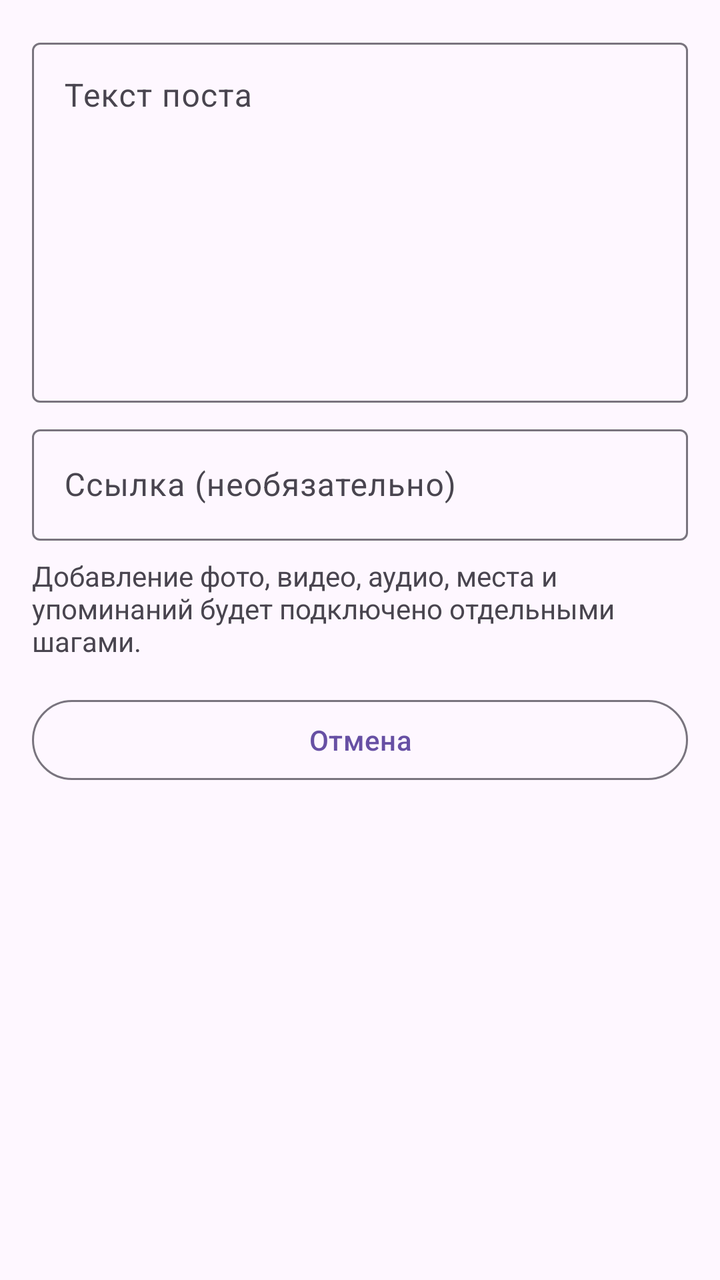
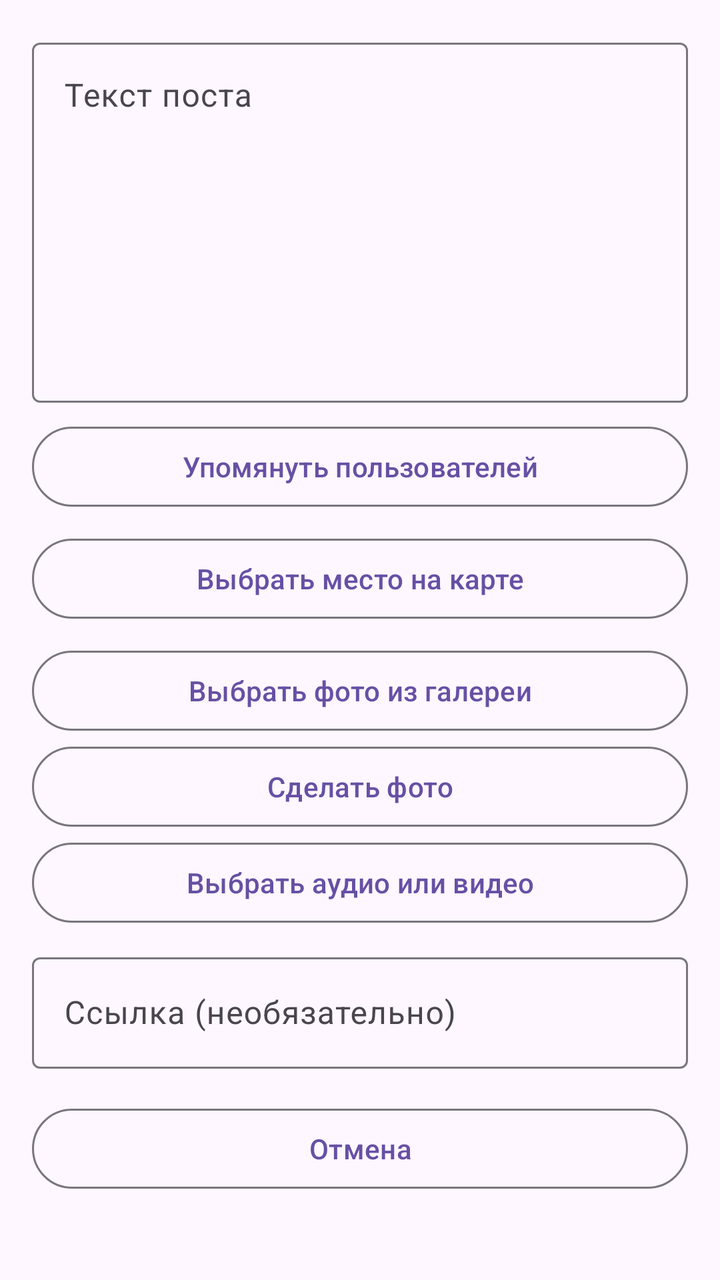

An Android layout rendered at two revisions. The XML below is the earlier revision; the diff shows what the commit changed to produce the second picture.
<!-- AndroidManifest.xml: application theme Theme.NeWork -->
<!-- res/layout/screen_create_post.xml -->
<?xml version="1.0" encoding="utf-8"?>
<ScrollView xmlns:android="http://schemas.android.com/apk/res/android"
    xmlns:app="http://schemas.android.com/apk/res-auto"
    android:layout_width="match_parent"
    android:layout_height="match_parent"
    android:fillViewport="true">

    <LinearLayout
        android:layout_width="match_parent"
        android:layout_height="wrap_content"
        android:orientation="vertical"
        android:padding="16dp">

        <com.google.android.material.textfield.TextInputLayout
            android:id="@+id/content_layout"
            android:layout_width="match_parent"
            android:layout_height="wrap_content"
            android:hint="@string/post_content_hint">

            <com.google.android.material.textfield.TextInputEditText
                android:id="@+id/content_input"
                android:layout_width="match_parent"
                android:layout_height="wrap_content"
                android:gravity="top|start"
                android:inputType="textCapSentences|textMultiLine"
                android:minHeight="180dp"
                android:maxLines="12" />
        </com.google.android.material.textfield.TextInputLayout>

        <com.google.android.material.textfield.TextInputLayout
            android:layout_width="match_parent"
            android:layout_height="wrap_content"
            android:layout_marginTop="8dp"
            android:hint="@string/link_hint">

            <com.google.android.material.textfield.TextInputEditText
                android:id="@+id/post_link_input"
                android:layout_width="match_parent"
                android:layout_height="wrap_content"
                android:inputType="textUri" />
        </com.google.android.material.textfield.TextInputLayout>

        <TextView
            android:layout_width="match_parent"
            android:layout_height="wrap_content"
            android:layout_marginTop="8dp"
            android:text="@string/post_features_next_steps"
            android:textColor="?attr/colorOnSurfaceVariant" />

        <ProgressBar
            android:id="@+id/create_progress"
            style="?android:attr/progressBarStyleHorizontal"
            android:layout_width="match_parent"
            android:layout_height="wrap_content"
            android:layout_marginTop="16dp"
            android:indeterminate="true"
            android:visibility="gone" />

        <com.google.android.material.button.MaterialButton
            android:id="@+id/cancel_button"
            style="@style/Widget.Material3.Button.OutlinedButton"
            android:layout_width="match_parent"
            android:layout_height="wrap_content"
            android:layout_marginTop="16dp"
            android:text="@string/cancel" />
    </LinearLayout>
</ScrollView>
<!-- resources referenced by this layout -->
<resources>
  <string name="cancel">Отмена</string>
  <string name="link_hint">Ссылка (необязательно)</string>
  <string name="post_content_hint">Текст поста</string>
  <string name="post_features_next_steps">Добавление фото, видео, аудио, места и упоминаний будет подключено отдельными шагами.</string>
  <style name="Theme.NeWork" parent="Theme.Material3.DayNight.NoActionBar">
          <item name="colorPrimary">@color/nework_primary</item>
          <item name="colorOnPrimary">@color/nework_on_primary</item>
          <item name="colorSecondary">@color/nework_secondary</item>
      </style>
  <color name="nework_primary">#6750A4</color>
  <color name="nework_on_primary">#FFFFFF</color>
  <color name="nework_secondary">#625B71</color>
</resources>

<!-- the commit's change to res/layout/screen_create_post.xml (unified diff, before → after) -->
@@ -27,6 +27,69 @@
                 android:maxLines="12" />
         </com.google.android.material.textfield.TextInputLayout>
 
+        <com.google.android.material.button.MaterialButton
+            android:id="@+id/mentions_button"
+            style="@style/Widget.Material3.Button.OutlinedButton"
+            android:layout_width="match_parent"
+            android:layout_height="wrap_content"
+            android:layout_marginTop="8dp"
+            android:text="@string/post_choose_mentions" />
+
+        <com.google.android.material.button.MaterialButton
+            android:id="@+id/post_location_button"
+            style="@style/Widget.Material3.Button.OutlinedButton"
+            android:layout_width="match_parent"
+            android:layout_height="wrap_content"
+            android:layout_marginTop="8dp"
+            android:text="@string/location_choose" />
+
+        <com.google.android.material.button.MaterialButton
+            android:id="@+id/attachment_gallery_button"
+            style="@style/Widget.Material3.Button.OutlinedButton"
+            android:layout_width="match_parent"
+            android:layout_height="wrap_content"
+            android:layout_marginTop="8dp"
+            android:text="@string/attachment_gallery" />
+
+        <com.google.android.material.button.MaterialButton
+            android:id="@+id/attachment_camera_button"
+            style="@style/Widget.Material3.Button.OutlinedButton"
+            android:layout_width="match_parent"
+            android:layout_height="wrap_content"
+            android:text="@string/attachment_camera" />
+
+        <com.google.android.material.button.MaterialButton
+            android:id="@+id/attachment_audio_video_button"
+            style="@style/Widget.Material3.Button.OutlinedButton"
+            android:layout_width="match_parent"
+            android:layout_height="wrap_content"
+            android:text="@string/attachment_audio_video" />
+
+        <TextView
+            android:id="@+id/attachment_name"
+            android:layout_width="match_parent"
+            android:layout_height="wrap_content"
+            android:layout_marginTop="8dp"
+            android:text="@string/attachment_none"
+            android:visibility="gone" />
+
+        <ImageView
+            android:id="@+id/attachment_preview"
+            android:layout_width="match_parent"
+            android:layout_height="180dp"
+            android:layout_marginTop="8dp"
+            android:contentDescription="@string/attachment_preview"
+            android:scaleType="centerCrop"
+            android:visibility="gone" />
+
+        <com.google.android.material.button.MaterialButton
+            android:id="@+id/attachment_remove_button"
+            style="@style/Widget.Material3.Button.TextButton"
+            android:layout_width="wrap_content"
+            android:layout_height="wrap_content"
+            android:text="@string/attachment_remove"
+            android:visibility="gone" />
+
         <com.google.android.material.textfield.TextInputLayout
             android:layout_width="match_parent"
             android:layout_height="wrap_content"
@@ -39,13 +102,6 @@
                 android:layout_height="wrap_content"
                 android:inputType="textUri" />
         </com.google.android.material.textfield.TextInputLayout>
-
-        <TextView
-            android:layout_width="match_parent"
-            android:layout_height="wrap_content"
-            android:layout_marginTop="8dp"
-            android:text="@string/post_features_next_steps"
-            android:textColor="?attr/colorOnSurfaceVariant" />
 
         <ProgressBar
             android:id="@+id/create_progress"
<!-- resource entries referenced after the edit -->
@@ -1,9 +1,16 @@
 <!-- resources referenced by this layout -->
 <resources>
+  <string name="attachment_audio_video">Выбрать аудио или видео</string>
+  <string name="attachment_camera">Сделать фото</string>
+  <string name="attachment_gallery">Выбрать фото из галереи</string>
+  <string name="attachment_none">Вложение не выбрано</string>
+  <string name="attachment_preview">Предпросмотр вложения</string>
+  <string name="attachment_remove">Убрать вложение</string>
   <string name="cancel">Отмена</string>
   <string name="link_hint">Ссылка (необязательно)</string>
+  <string name="location_choose">Выбрать место на карте</string>
+  <string name="post_choose_mentions">Упомянуть пользователей</string>
   <string name="post_content_hint">Текст поста</string>
-  <string name="post_features_next_steps">Добавление фото, видео, аудио, места и упоминаний будет подключено отдельными шагами.</string>
   <style name="Theme.NeWork" parent="Theme.Material3.DayNight.NoActionBar">
           <item name="colorPrimary">@color/nework_primary</item>
           <item name="colorOnPrimary">@color/nework_on_primary</item>
